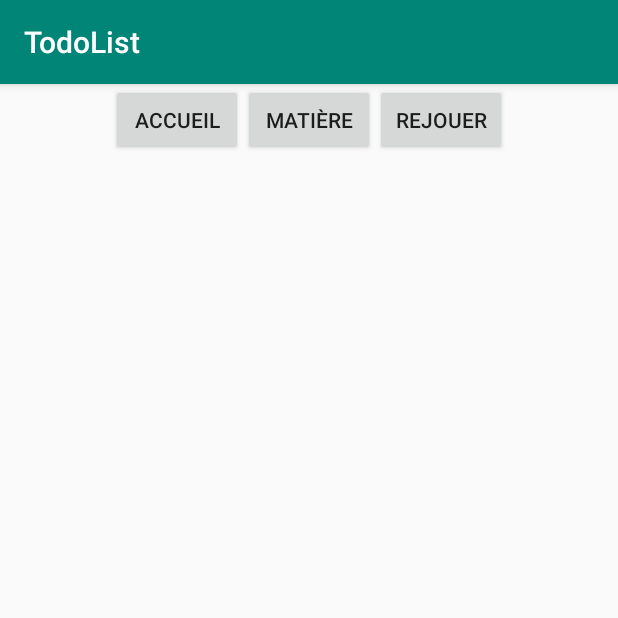
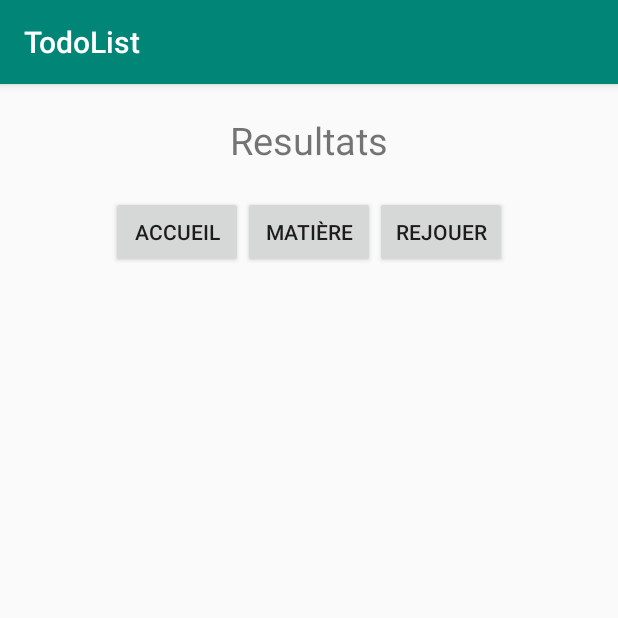
Before and after one commit to Arthurtg42/GrowCerveau, an Android app: the ResultActivity screen opened directly, with no data from a screen before it, on a phone screen of 412 x 824 dp, the top half of it. Run offline under Robolectric (Android 15) with nearby library versions, the light colour scheme and no system bars; 1 statement that could not run was skipped.

Commit message:
Mise en page resultats

```diff
--- /dev/null
+++ b/app/src/main/res/drawable/drawable_back_reponse_correct.xml
@@ -0,0 +1,39 @@
+<?xml version="1.0" encoding="utf-8"?>
+<selector xmlns:android="http://schemas.android.com/apk/res/android">
+
+    <item android:state_pressed="false">
+
+        <shape android:shape="rectangle">
+
+            <solid android:color="#9AFF9F"/>
+
+            <corners android:radius="3dp"/>
+
+            <padding
+                android:top="10dp"
+                android:bottom="10dp"
+                android:left="20dp"
+                android:right="20dp"/>
+        </shape>
+
+    </item>
+
+    <item
+        android:state_pressed="true">
+
+        <shape android:shape="rectangle">
+
+            <solid android:color="#9AFF9F"/>
+
+            <corners android:radius="3dp"/>
+
+            <padding
+                android:top="10dp"
+                android:bottom="10dp"
+                android:left="20dp"
+                android:right="20dp"/>
+        </shape>
+
+    </item>
+
+</selector>
--- /dev/null
+++ b/app/src/main/res/drawable/drawable_back_reponse_false.xml
@@ -0,0 +1,39 @@
+<?xml version="1.0" encoding="utf-8"?>
+<selector xmlns:android="http://schemas.android.com/apk/res/android">
+
+    <item android:state_pressed="false">
+
+        <shape android:shape="rectangle">
+
+            <solid android:color="#FF9A9A"/>
+
+            <corners android:radius="3dp"/>
+
+            <padding
+                android:top="10dp"
+                android:bottom="10dp"
+                android:left="20dp"
+                android:right="20dp"/>
+        </shape>
+
+    </item>
+
+    <item
+        android:state_pressed="true">
+
+        <shape android:shape="rectangle">
+
+            <solid android:color="#9AFF9F"/>
+
+            <corners android:radius="3dp"/>
+
+            <padding
+                android:top="10dp"
+                android:bottom="10dp"
+                android:left="20dp"
+                android:right="20dp"/>
+        </shape>
+
+    </item>
+
+</selector>
--- a/app/src/main/res/layout/activity_resultats.xml
+++ b/app/src/main/res/layout/activity_resultats.xml
@@ -7,12 +7,13 @@
     android:orientation="vertical"
     tools:context=".ResultActivity">
 
-    <LinearLayout
+    <TextView
         android:layout_width="match_parent"
         android:layout_height="wrap_content"
-        android:orientation="horizontal">
-
-    </LinearLayout>
+        android:text="Resultats"
+        android:gravity="center"
+        android:layout_margin="20dp"
+        android:textSize="25dp"/>
 
     <LinearLayout
         android:layout_width="match_parent"
@@ -46,16 +47,17 @@
 
     </LinearLayout>
 
-
     <ListView
         android:id="@+id/listResultats"
         android:layout_width="match_parent"
-        android:layout_marginTop="50dp"
-        android:layout_marginLeft="50dp"
-        android:layout_marginRight="50dp"
+        android:layout_marginTop="20dp"
+        android:layout_marginLeft="20dp"
+        android:layout_marginRight="20dp"
         android:layout_height="wrap_content"
         android:orientation="vertical"
         android:divider="@null"
         android:dividerHeight="0dp"/>
 
+
+
 </LinearLayout>
```
Also changed, not shown: app/src/main/java/mi1/todolist/ResultsAdapter.java (+39 -6 lines), app/src/main/res/layout/template_resultats.xml (+12 -4 lines).
